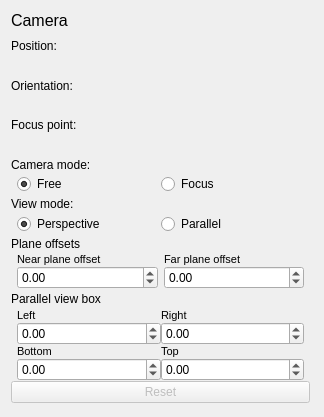
Before: the Qt Designer form src/widgets/UI/CameraConfigView.ui in DisonGo/s21_3DViewer, drawn with Qt 5.
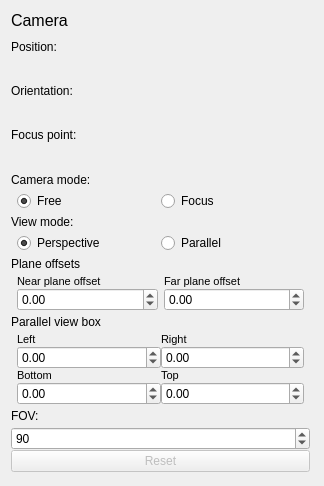
After: the same form once the commit is applied. Custom widgets are drawn as their Qt base class.

Commit message: develop. Added FOV setting to CameraConfigView.

What changed in the file:
```diff
--- a/src/widgets/UI/CameraConfigView.ui
+++ b/src/widgets/UI/CameraConfigView.ui
@@ -7,7 +7,7 @@
     <x>0</x>
     <y>0</y>
     <width>324</width>
-    <height>417</height>
+    <height>486</height>
    </rect>
   </property>
   <property name="windowTitle">
@@ -34,7 +34,7 @@
        <verstretch>0</verstretch>
       </sizepolicy>
      </property>
-     <layout class="QVBoxLayout" name="verticalLayout_2" stretch="0,0,0,0,0,0,0,0,0,0,0,0,0,0,0">
+     <layout class="QVBoxLayout" name="verticalLayout_2" stretch="0,0,0,0,0,0,0,0,0,0,0,0,0,0,0,0,0">
       <property name="spacing">
        <number>0</number>
       </property>
@@ -362,6 +362,26 @@
         </item>
        </layout>
       </item>
+      <item>
+       <widget class="QLabel" name="label">
+        <property name="text">
+         <string>FOV:</string>
+        </property>
+       </widget>
+      </item>
+      <item>
+       <widget class="QSpinBox" name="FOV_V">
+        <property name="minimum">
+         <number>10</number>
+        </property>
+        <property name="maximum">
+         <number>180</number>
+        </property>
+        <property name="value">
+         <number>90</number>
+        </property>
+       </widget>
+      </item>
       <item>
        <widget class="QPushButton" name="ResetBut">
         <property name="enabled">
```
Left out of the diff: 26 changed lines with no effect on the pictures. The commit also changes 5 other files.
